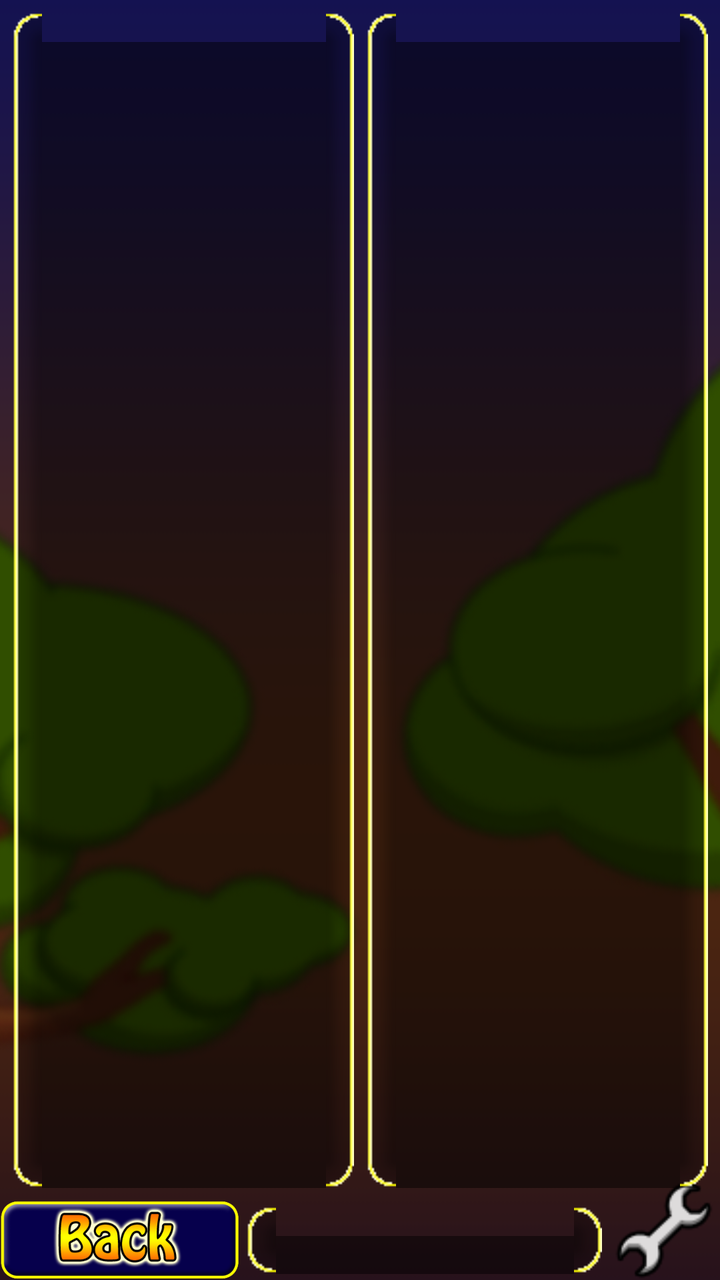
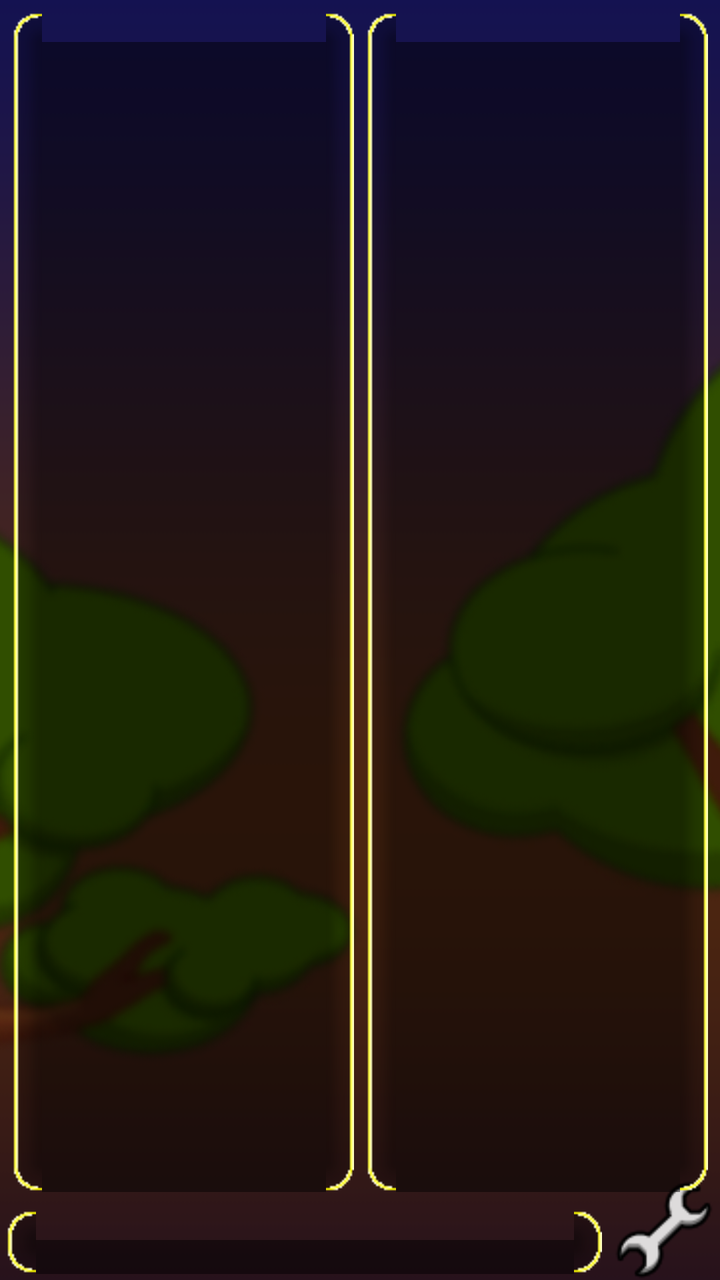

Two renders of the same Android screen: before a commit and after it. Below are the layout's source before the change and the commit's diff.
<!-- AndroidManifest.xml: fallback theme Theme.MaterialComponents.DayNight.NoActionBar -->
<!-- res/layout/team_selector.xml -->
<?xml version="1.0" encoding="utf-8"?>
<RelativeLayout
  xmlns:android="http://schemas.android.com/apk/res/android"
  android:layout_width="fill_parent"
  android:layout_height="fill_parent">
  
  <include layout="@layout/background"/>
 
  <include layout="@layout/backbutton"/>

  <ImageButton
   	android:id="@+id/btnAdd"
   	android:layout_width="wrap_content"
   	android:layout_height="50dip"
   	android:layout_alignParentBottom="true"
   	android:layout_alignParentRight="true"
   	android:adjustViewBounds="true"
   	android:scaleType="centerInside"
   	android:background="@android:color/transparent"
   	android:src="@drawable/settings"/>
 <TextView
  	android:id="@+id/txtInfo"
  	android:layout_height="wrap_content"
  	android:layout_width="fill_parent"
  	android:layout_alignParentBottom="true"
  	android:layout_toRightOf="@id/btnBack"
  	android:layout_toLeftOf="@id/btnAdd"
  	android:layout_alignTop="@id/btnBack"
  	android:layout_margin="3dp"
  	android:gravity="center"
  	android:background="@drawable/box"/>
  	
  

  <LinearLayout
  	android:orientation="horizontal"
  	android:layout_width="fill_parent"
  	android:layout_height="fill_parent"
  	android:layout_above="@id/txtInfo"
  	android:layout_margin="3dp">
  	
	  <ListView
	  	android:id="@+id/selectedTeams"
	  	android:layout_height="fill_parent"
	  	android:layout_width="wrap_content"
	  	android:layout_margin="3dp"
	  	android:background="@drawable/box"
	  	android:layout_weight="1"/>
	  	
	  <ListView
	  	android:id="@+id/availableTeams"
	  	android:layout_height="fill_parent"
	  	android:layout_width="wrap_content"
	  	android:layout_margin="3dp"
	  	android:background="@drawable/box"
	  	android:layout_weight="1"/>
  </LinearLayout>
</RelativeLayout>
<!-- res/layout/background.xml (included above) -->
<?xml version="1.0" encoding="utf-8"?>
<merge xmlns:android="http://schemas.android.com/apk/res/android">
<ImageView
	android:layout_width="fill_parent"
	android:layout_height="fill_parent"
	android:scaleType="centerCrop"
	android:src="@drawable/background"/>
</merge>
<!-- res/layout/backbutton.xml (included above) -->
<?xml version="1.0" encoding="utf-8"?>
<merge xmlns:android="http://schemas.android.com/apk/res/android">
    <ImageButton
    	android:id="@+id/btnBack"
    	android:layout_width="120dip"
    	android:layout_height="40dip"
    	android:layout_alignParentBottom="true"
    	android:layout_alignParentLeft="true"
    	android:adjustViewBounds="true"
    	android:scaleType="centerInside"
    	android:background="@android:color/transparent"
    	android:src="@drawable/backbutton"/>
</merge>
<!-- resources referenced by this layout -->
<resources>
  <!-- drawable backbutton: png bitmap (drawable-mdpi, 25366 bytes) -->
  <!-- drawable background: png bitmap (drawable-large-mdpi, 112827 bytes) -->
  <!-- drawable box: png bitmap (drawable-mdpi, 850 bytes) -->
  <!-- drawable settings: png bitmap (drawable-mdpi, 4241 bytes) -->
</resources>

<!-- the commit's change to res/layout/team_selector.xml (unified diff, before → after) -->
@@ -5,8 +5,6 @@
   android:layout_height="fill_parent">
   
   <include layout="@layout/background"/>
- 
-  <include layout="@layout/backbutton"/>
 
   <ImageButton
    	android:id="@+id/btnAdd"
@@ -65,17 +63,3 @@
 	android:scaleType="centerCrop"
 	android:src="@drawable/background"/>
 </merge>
-<!-- res/layout/backbutton.xml (included above) -->
-<?xml version="1.0" encoding="utf-8"?>
-<merge xmlns:android="http://schemas.android.com/apk/res/android">
-    <ImageButton
-    	android:id="@+id/btnBack"
-    	android:layout_width="120dip"
-    	android:layout_height="40dip"
-    	android:layout_alignParentBottom="true"
-    	android:layout_alignParentLeft="true"
-    	android:adjustViewBounds="true"
-    	android:scaleType="centerInside"
-    	android:background="@android:color/transparent"
-    	android:src="@drawable/backbutton"/>
-</merge>
<!-- resource entries referenced after the edit -->
@@ -1,6 +1,5 @@
 <!-- resources referenced by this layout -->
 <resources>
-  <!-- drawable backbutton: png bitmap (drawable-mdpi, 25366 bytes) -->
   <!-- drawable background: png bitmap (drawable-large-mdpi, 112827 bytes) -->
   <!-- drawable box: png bitmap (drawable-mdpi, 850 bytes) -->
   <!-- drawable settings: png bitmap (drawable-mdpi, 4241 bytes) -->
